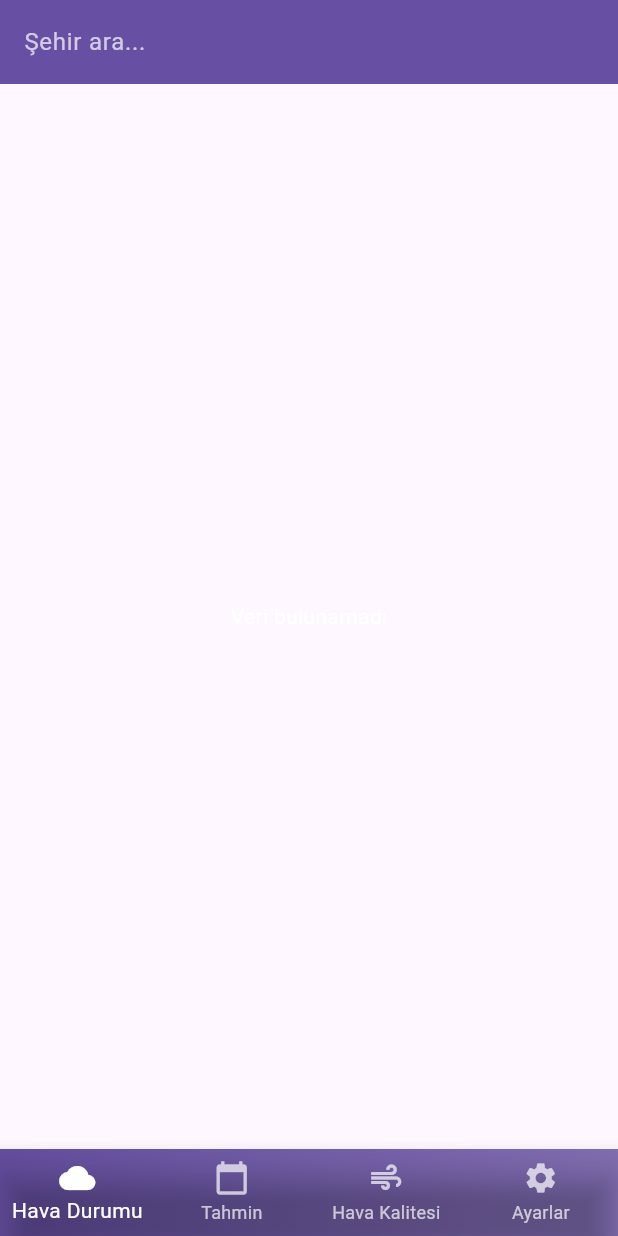
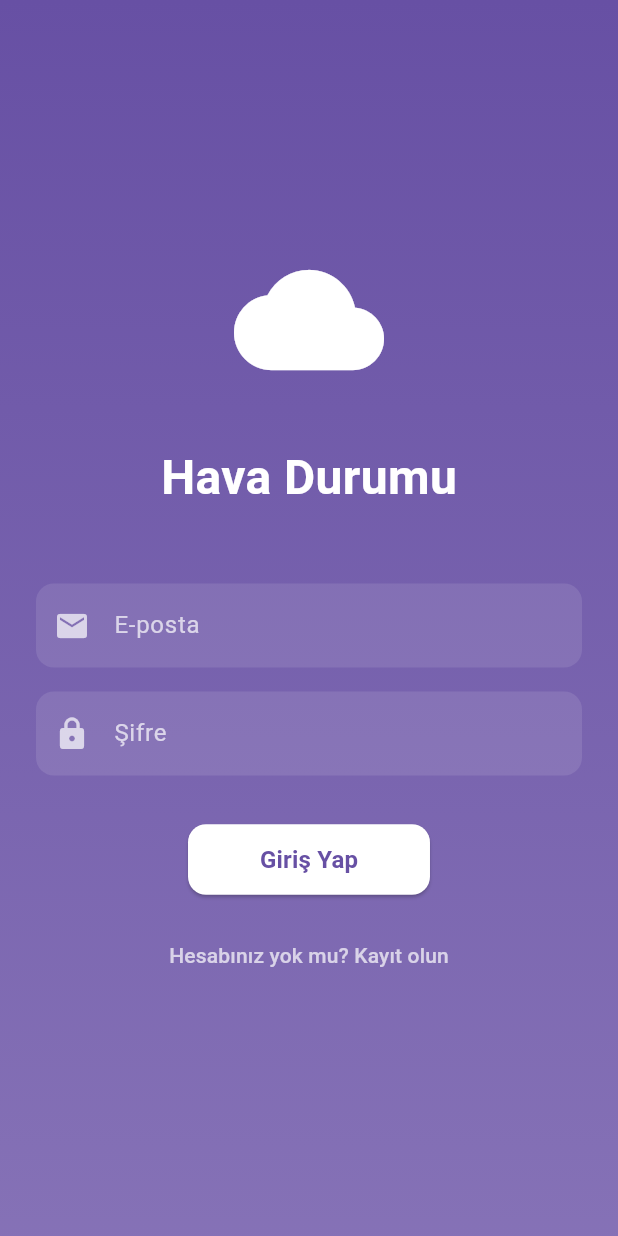
Before and after one commit to Muhammetkocaman/caelum_app, a Flutter app: the screen it shows after launch, on a phone screen of 412 x 824 dp. Run offline on Flutter 3.47's test engine with Material 3 defaults, Android fonts, the phone set to English and light mode, and no system bars; our stand-ins replace firebase_auth, firebase_core, get, shared_preferences; accounts and stored records are empty; network calls fail.

```diff
--- /dev/null
+++ b/lib/pages/giris_sayfasi.dart
@@ -0,0 +1,189 @@
+import 'package:flutter/material.dart';
+import 'package:get/get.dart';
+import '../controllers/auth_controller.dart';
+
+class GirisSayfasi extends StatefulWidget {
+  const GirisSayfasi({super.key});
+
+  @override
+  State<GirisSayfasi> createState() => _GirisSayfasiState();
+}
+
+class _GirisSayfasiState extends State<GirisSayfasi> {
+  final _emailController = TextEditingController();
+  final _sifreController = TextEditingController();
+  final _authController = Get.find<AuthController>();
+  bool _kayitModu = false;
+
+  Future<void> _kayitOl() async {
+    await _authController.kayitOl(
+      _emailController.text,
+      _sifreController.text,
+    ).then((_) {
+      // Başarılı kayıt sonrası
+      Get.defaultDialog(
+        title: 'Başarılı',
+        middleText: 'Başarıyla kayıt oldunuz.\n Hoşgeldiniz..',
+        textConfirm: 'Tamam',
+        confirmTextColor: Colors.white,
+        backgroundColor: Colors.green[100],
+        titleStyle: const TextStyle(color: Colors.green),
+        middleTextStyle: const TextStyle(color: Colors.black87),
+        buttonColor: Colors.green,
+        onConfirm: () {
+          Get.back(); // Dialog'u kapat
+          setState(() {
+            _kayitModu = false; // Giriş moduna geç
+            _emailController.clear(); // Email alanını temizle
+            _sifreController.clear(); // Şifre alanını temizle
+          });
+        },
+        barrierDismissible: false,
+      );
+    });
+  }
+
+  @override
+  Widget build(BuildContext context) {
+    return Scaffold(
+      body: Container(
+        decoration: BoxDecoration(
+          gradient: LinearGradient(
+            begin: Alignment.topCenter,
+            end: Alignment.bottomCenter,
+            colors: [
+              Theme.of(context).primaryColor,
+              Theme.of(context).primaryColor.withOpacity(0.8),
+            ],
+          ),
+        ),
+        child: SafeArea(
+          child: Center(
+            child: SingleChildScrollView(
+              padding: const EdgeInsets.all(24),
+              child: Column(
+                mainAxisAlignment: MainAxisAlignment.center,
+                children: [
+                  const Icon(
+                    Icons.cloud,
+                    size: 100,
+                    color: Colors.white,
+                  ),
+                  const SizedBox(height: 32),
+                  Text(
+                    'Hava Durumu'.tr,
+                    style: const TextStyle(
+                      fontSize: 32,
+                      fontWeight: FontWeight.bold,
+                      color: Colors.white,
+                    ),
+                  ),
+                  const SizedBox(height: 48),
+                  _buildTextField(
+                    controller: _emailController,
+                    hintText: 'E-posta'.tr,
+                    icon: Icons.email,
+                  ),
+                  const SizedBox(height: 16),
+                  _buildTextField(
+                    controller: _sifreController,
+                    hintText: 'Şifre'.tr,
+                    icon: Icons.lock,
+                    gizli: true,
+                  ),
+                  const SizedBox(height: 32),
+                  _buildGirisButonu(),
+                  const SizedBox(height: 16),
+                  _buildKayitButonu(),
+                ],
+              ),
+            ),
+          ),
+        ),
+      ),
+    );
+  }
+
+  Widget _buildTextField({
+    required TextEditingController controller,
+    required String hintText,
+    required IconData icon,
+    bool gizli = false,
+  }) {
+    return Container(
+      decoration: BoxDecoration(
+        color: Colors.white.withOpacity(0.1),
+        borderRadius: BorderRadius.circular(12),
+      ),
+      child: TextField(
+        controller: controller,
+        style: const TextStyle(color: Colors.white),
+        obscureText: gizli,
+        decoration: InputDecoration(
+          prefixIcon: Icon(icon, color: Colors.white70),
+          hintText: hintText,
+          hintStyle: const TextStyle(color: Colors.white70),
+          border: InputBorder.none,
+          contentPadding: const EdgeInsets.all(16),
+        ),
+      ),
+    );
+  }
+
+  Widget _buildGirisButonu() {
+    return Obx(() => ElevatedButton(
+      onPressed: _authController.yukleniyor
+          ? null
+          : () {
+              if (_kayitModu) {
+                _kayitOl();
+              } else {
+                _authController.girisYap(
+                  _emailController.text,
+                  _sifreController.text,
+                );
+              }
+            },
+      style: ElevatedButton.styleFrom(
+        backgroundColor: Colors.white,
+        padding: const EdgeInsets.symmetric(horizontal: 48, vertical: 12),
+        shape: RoundedRectangleBorder(
+          borderRadius: BorderRadius.circular(12),
+        ),
+      ),
+      child: _authController.yukleniyor
+          ? const CircularProgressIndicator()
+          : Text(
+              _kayitModu ? 'Kayıt Ol'.tr : 'Giriş Yap'.tr,
+              style: TextStyle(
+                color: Theme.of(context).primaryColor,
+                fontSize: 16,
+                fontWeight: FontWeight.bold,
+              ),
+            ),
+    ));
+  }
+
+  Widget _buildKayitButonu() {
+    return TextButton(
+      onPressed: () {
+        setState(() {
+          _kayitModu = !_kayitModu;
+        });
+      },
+      child: Text(
+        _kayitModu
+            ? 'Zaten hesabınız var mı? Giriş yapın'.tr
+            : 'Hesabınız yok mu? Kayıt olun'.tr,
+        style: const TextStyle(color: Colors.white70),
+      ),
+    );
+  }
+
+  @override
+  void dispose() {
+    _emailController.dispose();
+    _sifreController.dispose();
+    super.dispose();
+  }
+}
--- a/pubspec.yaml
+++ b/pubspec.yaml
@@ -38,6 +38,8 @@ dependencies:
   shared_preferences: ^2.2.2
   intl: ^0.19.0
   cupertino_icons: ^1.0.2
+  firebase_core: ^3.9.0
+  firebase_auth: ^5.3.4
 
 dev_dependencies:
   flutter_test:
```
Also changed, not shown: lib/controllers/auth_controller.dart (added, +127 -0 lines), lib/main.dart (+15 -11 lines), lib/pages/ana_sayfa.dart (+7 -0 lines), lib/pages/hava_durumu_sayfasi.dart (added), lib/views/hava_durumu_sayfasi.dart (added), pubspec.lock, 4 other files.
